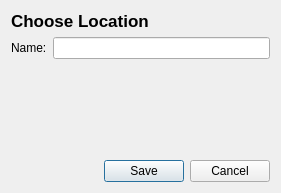
Old version of the form src/UserInterfaceLayer/Locations/LocationsDataEdit/LocationsDataEdit.ui in the repository dimkanovikov/KITScenarist.
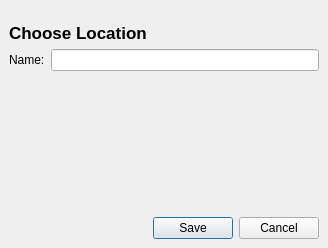
New version of the form.

What changed in the file:
```diff
--- a/src/UserInterfaceLayer/Locations/LocationsDataEdit/LocationsDataEdit.ui
+++ b/src/UserInterfaceLayer/Locations/LocationsDataEdit/LocationsDataEdit.ui
@@ -6,13 +6,38 @@
    <rect>
     <x>0</x>
     <y>0</y>
-    <width>281</width>
-    <height>193</height>
+    <width>328</width>
+    <height>248</height>
    </rect>
   </property>
   <property name="windowTitle">
    <string>Dialog</string>
   </property>
+  <layout class="QGridLayout" name="gridLayout_2">
+   <property name="leftMargin">
+    <number>0</number>
+   </property>
+   <property name="topMargin">
+    <number>0</number>
+   </property>
+   <property name="rightMargin">
+    <number>0</number>
+   </property>
+   <property name="bottomMargin">
+    <number>0</number>
+   </property>
+   <property name="spacing">
+    <number>0</number>
+   </property>
+   <item row="0" column="0">
+    <widget class="QLabel" name="topEmptyLabel">
+     <property name="text">
+      <string/>
+     </property>
+    </widget>
+   </item>
+   <item row="1" column="0">
+    <widget class="QWidget" name="mainContainer" native="true">
   <layout class="QGridLayout" name="gridLayout">
    <item row="0" column="0" colspan="2">
     <widget class="QLabel" name="sourceName">
@@ -90,6 +115,9 @@
       </widget>
      </item>
     </layout>
+      </item>
+     </layout>
+    </widget>
    </item>
   </layout>
  </widget>
```
Lines whose indentation alone changed are shown as unchanged.
